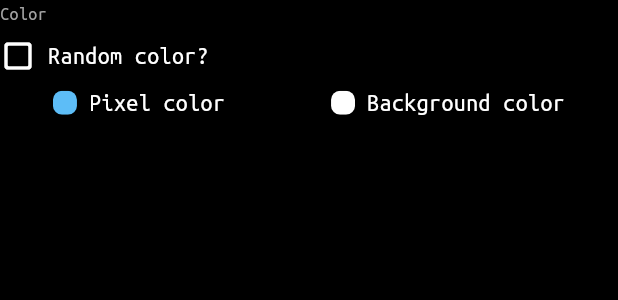
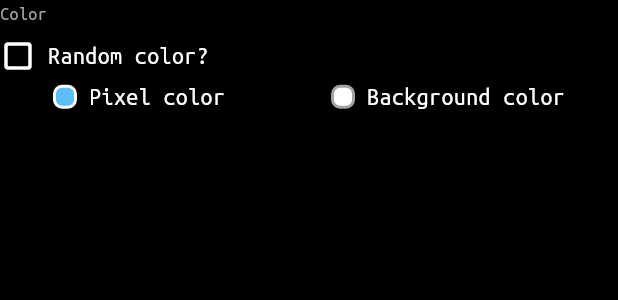
Before and after one commit to wentaoli-cn/identicon_generator, a Flutter app: the _ColorPicker widget shown alone on an empty page, opened directly, after a tap on "Random color?", after a tap on "Pixel color", after a tap on "Background color", on a phone screen of 412 x 824 dp. Shown: the top 300 px of the screen. Run offline on Flutter 3.47's test engine with Material 3 defaults, Android fonts, the phone set to English and light mode, and no system bars; our stand-ins replace bloc, equatable, flutter_bloc, get_it, go_router, lottie.

Commit message:
Improve the hash function picker and the color picker on the advanced screen

```diff
--- a/lib/ui/res/string/intl_en.arb
+++ b/lib/ui/res/string/intl_en.arb
@@ -15,8 +15,9 @@
   "advancedRandomColorsLabel": "Random color?",
   "advancedPixelColorLabel": "Pixel color",
   "advancedBackgroundColorLabel": "Background color",
-  "advancedColorRedLabel": "Red",
-  "advancedColorGreenLabel": "Green",
-  "advancedColorBlueLabel": "Blue",
-  "advancedColorWarning": "Pixel color and background color should not be too similar (or the same) in order to distinguish them easily."
+  "advancedColorRedLabel": "R - {value}",
+  "advancedColorGreenLabel": "G - {value}",
+  "advancedColorBlueLabel": "B - {value}",
+  "advancedColorWarning": "Pixel color and background color should not be too similar (or the same) in order to distinguish them easily.",
+  "advancedColorHashLabel": "#"
 }
--- a/lib/ui/res/string/intl_zh_Hans.arb
+++ b/lib/ui/res/string/intl_zh_Hans.arb
@@ -15,9 +15,9 @@
   "advancedRandomColorsLabel": "使用随机颜色？",
   "advancedPixelColorLabel": "填充色",
   "advancedBackgroundColorLabel": "背景色",
-  "advancedColorRedLabel": "红",
-  "advancedColorGreenLabel": "绿",
-  "advancedColorBlueLabel": "蓝",
-  "advancedColorWarning": "填充色和背景色不能太过相似（或是相同）以便于区分。"
-
+  "advancedColorRedLabel": "红 - {value}",
+  "advancedColorGreenLabel": "绿 - {value}",
+  "advancedColorBlueLabel": "蓝 - {value}",
+  "advancedColorWarning": "填充色和背景色不能太过相似（或是相同）以便于区分。",
+  "advancedColorHashLabel": "#"
 }
--- a/lib/ui/screens/advanced/widgets/color_picker.dart
+++ b/lib/ui/screens/advanced/widgets/color_picker.dart
@@ -22,28 +22,41 @@ class _SingleColorPicker extends StatefulWidget {
 }
 
 class _SingleColorPickerState extends State<_SingleColorPicker> {
-  bool _isExpanded = false;
+  final _textController = TextEditingController();
+  final _focusNode = FocusNode();
+
+  String get _currentText => _textController.text;
 
   @override
   Widget build(BuildContext context) => GestureDetector(
         onTap: () {
-          if (_isExpanded) {
-            _dismissPicker();
-          } else {
           _showPicker(color: widget.value, onChange: widget.onChange);
-          }
         },
         behavior: HitTestBehavior.translucent,
         child: Row(
           mainAxisSize: MainAxisSize.min,
           children: [
-            ClipRRect(
+            Container(
+              decoration: BoxDecoration(
+                color: widget.value,
+                border: Border.all(
+                  color: ColorUtils.areColorsSimilar(
+                    color1: widget.value,
+                    color2: Colorz.black,
+                  )
+                      ? Colorz.darkGray
+                      : ColorUtils.areColorsSimilar(
+                          color1: widget.value,
+                          color2: Colorz.white,
+                        )
+                          ? Colorz.darkGray
+                          : Colorz.white,
+                  width: 2.0,
+                ),
                 borderRadius: BorderRadius.circular(6.0),
-              child: Container(
-                color: widget.value,
+              ),
               width: 16.0,
               height: 16.0,
-              ),
             ),
             const SizedBox(width: 8.0),
             Text(
@@ -67,7 +80,11 @@ class _SingleColorPickerState extends State<_SingleColorPicker> {
           children: [
             GestureDetector(
               onTap: () {
-                  _dismissPicker();
+                if (_focusNode.hasFocus) {
+                  _editComplete();
+                  return;
+                }
+                OverlayUtils.removeAll();
               },
               child: BackdropFilter(
                 filter: ImageFilter.blur(sigmaX: 1.0, sigmaY: 1.0),
@@ -88,9 +105,15 @@ class _SingleColorPickerState extends State<_SingleColorPicker> {
                   child: ClipRRect(
                     borderRadius: BorderRadius.circular(6.0),
                     child: Container(
-                        padding: const EdgeInsets.all(8.0),
+                      padding: const EdgeInsets.symmetric(
+                        vertical: 8.0,
+                        horizontal: 12.0,
+                      ),
                       color: Colorz.darkGray,
                       child: Column(
+                        mainAxisSize: MainAxisSize.min,
+                        children: [
+                          Row(
                             mainAxisSize: MainAxisSize.min,
                             children: [
                               Container(
@@ -98,6 +121,11 @@ class _SingleColorPickerState extends State<_SingleColorPicker> {
                                   color: widget.value,
                                   border: Border.all(
                                     color: ColorUtils.areColorsSimilar(
+                                      color1: widget.value,
+                                      color2: Colorz.darkGray,
+                                    )
+                                        ? Colorz.black
+                                        : ColorUtils.areColorsSimilar(
                                             color1: widget.value,
                                             color2: Colorz.white,
                                           )
@@ -110,10 +138,52 @@ class _SingleColorPickerState extends State<_SingleColorPicker> {
                                 width: 24.0,
                                 height: 24.0,
                               ),
-                            const SizedBox(height: 4.0),
+                              const SizedBox(width: 8.0),
+                              IntrinsicWidth(
+                                child: TextField(
+                                  controller: _textController,
+                                  focusNode: _focusNode,
+                                  decoration: InputDecoration(
+                                    hintText:
+                                        ColorUtils.colorToRgbHex(widget.value),
+                                    hintStyle: TextStylez.regular16
+                                        .copyWith(color: Colorz.khaki),
+                                    isDense: true,
+                                    contentPadding: const EdgeInsets.all(4.0),
+                                    prefixIcon: Padding(
+                                      padding: const EdgeInsets.only(left: 4.0),
+                                      child: Text(
+                                        S.current.advancedColorHashLabel,
+                                        style: TextStylez.regular16.copyWith(
+                                            color: Colorz.lightYellow),
+                                      ),
+                                    ),
+                                    prefixIconConstraints:
+                                        const BoxConstraints(),
+                                    counterText: '',
+                                    focusedBorder: const OutlineInputBorder(
+                                      borderSide:
+                                          BorderSide(color: Colorz.lightYellow),
+                                      gapPadding: 0.0,
+                                    ),
+                                    enabledBorder: const OutlineInputBorder(
+                                      borderSide:
+                                          BorderSide(color: Colorz.khaki),
+                                      gapPadding: 0.0,
+                                    ),
+                                  ),
+                                  textInputAction: TextInputAction.done,
+                                  style: TextStylez.regular16
+                                      .copyWith(color: Colorz.lightYellow),
+                                  maxLength: 6,
+                                  onEditingComplete: _editComplete,
+                                ),
+                              ),
+                            ],
+                          ),
                           _colorSlider(
                             value: widget.red,
-                              label: S.current.advancedColorRedLabel,
+                            label: S.current.advancedColorRedLabel(widget.red),
                             onChange: (value) {
                               widget.onChange?.call(Color.fromARGB(
                                 255,
@@ -126,7 +196,8 @@ class _SingleColorPickerState extends State<_SingleColorPicker> {
                           ),
                           _colorSlider(
                             value: widget.green,
-                              label: S.current.advancedColorGreenLabel,
+                            label:
+                                S.current.advancedColorGreenLabel(widget.green),
                             onChange: (value) {
                               widget.onChange?.call(Color.fromARGB(
                                 255,
@@ -139,7 +210,8 @@ class _SingleColorPickerState extends State<_SingleColorPicker> {
                           ),
                           _colorSlider(
                             value: widget.blue,
-                              label: S.current.advancedColorBlueLabel,
+                            label:
+                                S.current.advancedColorBlueLabel(widget.blue),
                             onChange: (value) {
                               widget.onChange?.call(Color.fromARGB(
                                 255,
@@ -177,17 +249,27 @@ class _SingleColorPickerState extends State<_SingleColorPicker> {
             ),
           ],
         ),
-        ));
-    setState(() {
-      _isExpanded = true;
-    });
+      ),
+    );
   }
 
-  void _dismissPicker() {
-    OverlayUtils.removeAll();
-    setState(() {
-      _isExpanded = false;
-    });
+  void _editComplete() {
+    if (ColorUtils.isRgbHex(_currentText)) {
+      widget.onChange?.call(Color(int.parse(
+        'FF$_currentText',
+        radix: 16,
+      )));
+      OverlayUtils.rebuildAll();
+    }
+    _textController.clear();
+    _focusNode.unfocus();
+  }
+
+  @override
+  void dispose() {
+    _textController.dispose();
+    _focusNode.dispose();
+    super.dispose();
   }
 
   Widget _colorSlider({
@@ -195,26 +277,25 @@ class _SingleColorPickerState extends State<_SingleColorPicker> {
     required String label,
     ValueChanged<int>? onChange,
   }) =>
-      Row(
+      Column(
+        mainAxisSize: MainAxisSize.min,
+        crossAxisAlignment: CrossAxisAlignment.start,
         children: [
-          SizedBox(
-            width: 64.0,
-            child: Text(label, style: TextStylez.regular16),
+          Text(
+            label,
+            style: TextStylez.regular16.copyWith(color: Colorz.lightYellow),
           ),
-          Expanded(
-            child: Slider(
+          Slider(
             value: value.toDouble(),
             onChanged: (value) {
               onChange?.call(value.round());
             },
             min: 0.0,
             max: 255.0,
-              divisions: 256,
-              label: value.toString(),
+            divisions: 255,
             activeColor: Colorz.khaki,
             inactiveColor: Colorz.lightYellow,
             overlayColor: const WidgetStatePropertyAll(Colorz.transparent),
-            ),
           ),
         ],
       );
@@ -261,7 +342,7 @@ class _ColorPicker extends StatelessWidget {
               ),
             ),
             if (!state.useRandomColors) ...[
-              const SizedBox(height: 8.0),
+              const SizedBox(height: 4.0),
               Row(
                 mainAxisAlignment: MainAxisAlignment.spaceAround,
                 children: [
--- a/lib/ui/screens/advanced/widgets/hash_function_picker.dart
+++ b/lib/ui/screens/advanced/widgets/hash_function_picker.dart
@@ -22,11 +22,7 @@ class _HashFunctionPickerState extends State<_HashFunctionPicker> {
             ),
             GestureDetector(
               onTap: () {
-                if (_isExpanded) {
-                  _dismissMenu();
-                } else {
                 _showMenu(selectedHashFunction: state.hashFunction);
-                }
               },
               behavior: HitTestBehavior.translucent,
               child: Row(
@@ -102,10 +98,10 @@ class _HashFunctionPickerState extends State<_HashFunctionPicker> {
                                 value: value,
                                 isSelected: value == selectedHashFunction,
                                 onTap: () {
-                                    _dismissMenu();
                                   context.read<IconBloc>().add(
                                       IconHashFunctionChanged(
                                           hashFunction: value));
+                                  _dismissMenu();
                                 },
                               ),
                             )
@@ -118,7 +114,8 @@ class _HashFunctionPickerState extends State<_HashFunctionPicker> {
             ),
           ],
         ),
-        ));
+      ),
+    );
     setState(() {
       _isExpanded = true;
     });
--- a/lib/ui/utils/color_utils.dart
+++ b/lib/ui/utils/color_utils.dart
@@ -13,4 +13,14 @@ class ColorUtils {
           pow(color1.green - color2.green, 2) +
           pow(color1.blue - color2.blue, 2)) <
       threshold;
+
+  /// Convert a color to its RGB hex value.
+  static String colorToRgbHex(Color color) =>
+      '${color.red.toRadixString(16).padLeft(2, '0').toUpperCase()}'
+      '${color.green.toRadixString(16).padLeft(2, '0').toUpperCase()}'
+      '${color.blue.toRadixString(16).padLeft(2, '0').toUpperCase()}';
+
+  /// Verify whether the input is an RGB hex value.
+  static bool isRgbHex(String input) =>
+      RegExp(r'^[0-9a-fA-F]{6}$').hasMatch(input);
 }
--- a/lib/ui/utils/overlay_utils.dart
+++ b/lib/ui/utils/overlay_utils.dart
@@ -19,7 +19,9 @@ class OverlayUtils {
   }
 
   static void rebuildOverlay(OverlayEntry entry) {
-    entry.markNeedsBuild();
+    WidgetsBinding.instance.addPostFrameCallback((_) {
+      entry.markNeedsBuild();
+    });
   }
 
   static void rebuildAll() {
```
Also changed, not shown: lib/ui/res/string/generated/intl/messages_en.dart, lib/ui/res/string/generated/intl/messages_zh_Hans.dart, lib/ui/res/string/generated/l10n.dart. Lines whose indentation alone changed are shown as unchanged.
